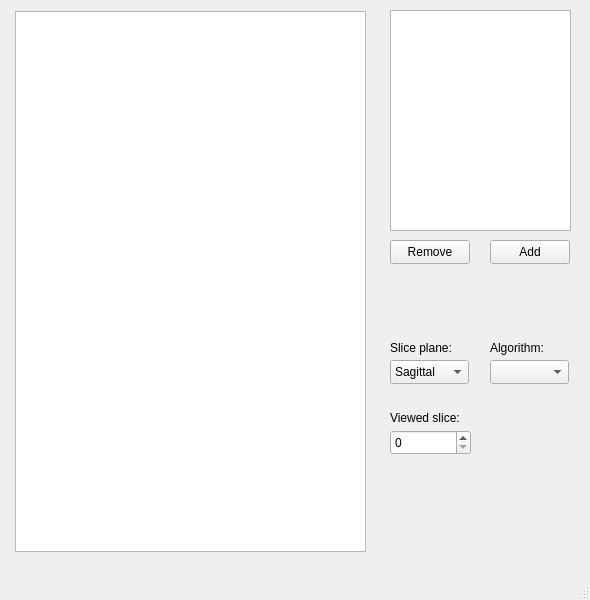
Qt form src/ui/mainwindow.ui (egor79k/vertical_stitching) before a commit.
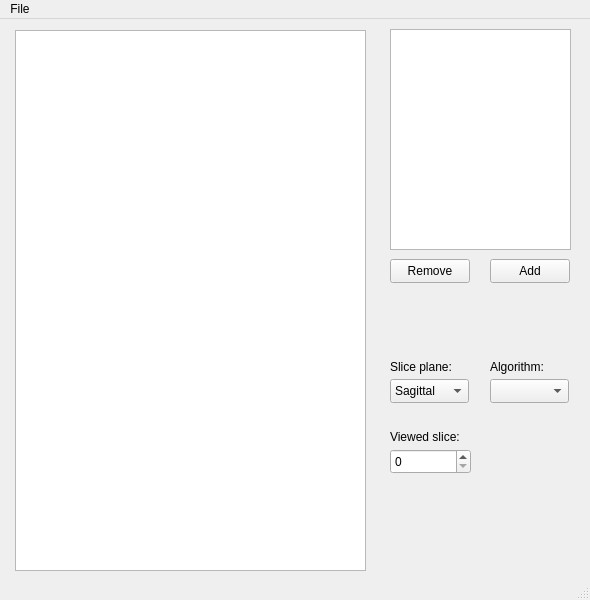
The same form after that commit.

Patch:
```diff
--- a/src/ui/mainwindow.ui
+++ b/src/ui/mainwindow.ui
@@ -175,6 +175,14 @@
      <height>21</height>
     </rect>
    </property>
+   <widget class="QMenu" name="menuFile">
+    <property name="title">
+     <string>File</string>
+    </property>
+    <addaction name="actionSave"/>
+    <addaction name="actionSaveSlice"/>
+   </widget>
+   <addaction name="menuFile"/>
   </widget>
   <widget class="QStatusBar" name="statusbar"/>
  </widget>
```
Left out of the diff: 19 changed lines with no effect on the pictures.
